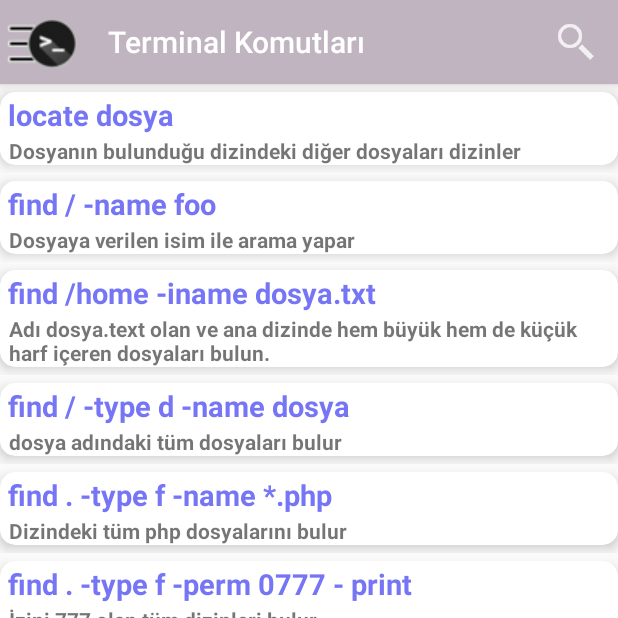
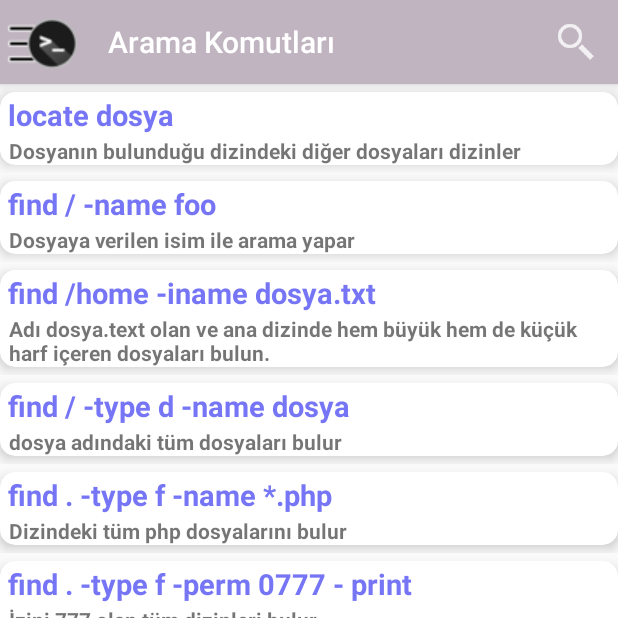
Before and after one commit to halilozel1903/TerminalKomutlari, an Android app: the screen it shows after launch (DrawerActivity), after a tap on "Arama Komutları", on a phone screen of 412 x 824 dp, the top half of it. Run offline under Robolectric (Android 15) with nearby library versions, the phone set to English and light mode, and no system bars; libraries missing offline, so code that uses them is left out: io.github.yavski.fabspeeddial; 2 statements that could not run were skipped.

Commit message:
Küçük değişiklikler yapıldı

```diff
--- a/app/src/main/java/hsmnzaydn/serkanozaydin/net/DrawerActivity.java
+++ b/app/src/main/java/hsmnzaydn/serkanozaydin/net/DrawerActivity.java
@@ -39,6 +39,8 @@ private FragmentManager fragmentManager;
         setContentView(R.layout.activity_drawer);
         Toolbar toolbar = (Toolbar) findViewById(R.id.toolbar);
         setSupportActionBar(toolbar);
+
+
 
         fragmentManager=getSupportFragmentManager();
         FragmentTransaction transaction=fragmentManager.beginTransaction();
@@ -183,4 +185,6 @@ private FragmentManager fragmentManager;
 
 
 
+
+
 }
--- a/app/src/main/java/hsmnzaydn/serkanozaydin/net/Fragment/KategoriReycliviewFragment.java
+++ b/app/src/main/java/hsmnzaydn/serkanozaydin/net/Fragment/KategoriReycliviewFragment.java
@@ -47,6 +47,7 @@ public class KategoriReycliviewFragment extends Fragment implements SearchView.O
     @Nullable
     @Override
     public View onCreateView(LayoutInflater inflater, @Nullable ViewGroup container, @Nullable Bundle savedInstanceState) {
+        getActivity().setTitle("Terminal Komutları");
         root=inflater.inflate(R.layout.fragment_kategori_reycliview,container,false);
         init();
         actionButton.setMenuListener(new FabSpeedDial.MenuListener() {
--- a/app/src/main/java/hsmnzaydn/serkanozaydin/net/Fragment/KomutReycliviewFragment.java
+++ b/app/src/main/java/hsmnzaydn/serkanozaydin/net/Fragment/KomutReycliviewFragment.java
@@ -40,6 +40,7 @@ public class KomutReycliviewFragment extends Fragment implements SearchView.OnQu
     private RecyclerView Komutlar;
     private List<Komut> liste_komut;
     private KomutAdapter adapter;
+    private Kategori kategori;
 
 
 
@@ -47,14 +48,16 @@ public class KomutReycliviewFragment extends Fragment implements SearchView.OnQu
     @Nullable
     @Override
     public View onCreateView(LayoutInflater inflater, @Nullable ViewGroup container, @Nullable Bundle savedInstanceState) {
-        root=inflater.inflate(R.layout.fragment_komut_reycliview,container,false);
-        init();
-
         SharedPreferences shared_preferences = getContext().getSharedPreferences("dosya_adi",MODE_PRIVATE);
 
         Gson gson = new Gson();
         String json = shared_preferences.getString("key", "");
-        Kategori kategori = gson.fromJson(json, Kategori.class);
+        kategori = gson.fromJson(json, Kategori.class);
+        getActivity().setTitle(kategori.getKategoriBasligi());
+        root=inflater.inflate(R.layout.fragment_komut_reycliview,container,false);
+        init();
+
+
 
 
         if(kategori.getKategoriBasligi().equals("Benim Komutlarım")){
@@ -147,8 +150,6 @@ public class KomutReycliviewFragment extends Fragment implements SearchView.OnQu
         return true;
     }
 
-    public interface OnItem1SelectedListener {
-        void OnItem1SelectedListener(String item);
-    }
+
 
 }
--- a/app/src/main/res/layout/fragment_komut_reycliview.xml
+++ b/app/src/main/res/layout/fragment_komut_reycliview.xml
@@ -2,15 +2,16 @@
 <RelativeLayout xmlns:android="http://schemas.android.com/apk/res/android"
     android:layout_width="match_parent"
     android:layout_height="match_parent"
+    xmlns:tools="http://schemas.android.com/tools"
     android:orientation="vertical"
-    xmlns:app="http://schemas.android.com/apk/res-auto"
-    >
+    xmlns:app="http://schemas.android.com/apk/res-auto">
 
     <android.support.v7.widget.RecyclerView
         android:id="@+id/reycliview_fragment_komut_basliklari"
         android:layout_width="match_parent"
         android:layout_height="match_parent"
         android:scrollbars="vertical"
+        tools:listitem="@layout/komut_satir_layout"
         ></android.support.v7.widget.RecyclerView>
 
 
--- a/app/src/main/res/values/styles.xml
+++ b/app/src/main/res/values/styles.xml
@@ -17,4 +17,6 @@
 
     <style name="AppTheme.PopupOverlay" parent="ThemeOverlay.AppCompat.Light" />
 
+
+
 </resources>
```
Also changed, not shown: app/src/main/AndroidManifest.xml (+8 -2 lines), app/src/main/java/hsmnzaydn/serkanozaydin/net/Fragment/onlineKomutEkleFragment.java (+9 -1 lines), app/src/main/java/hsmnzaydn/serkanozaydin/net/Fragment/onlineKomutlarReycliviewFragment.java (+7 -0 lines).
